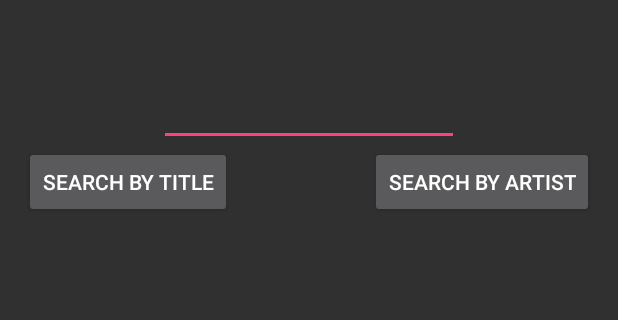
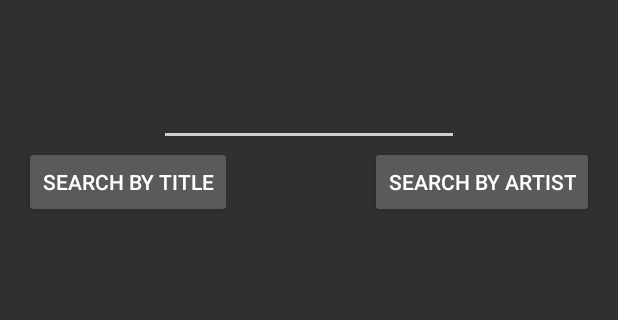
Before and after one commit to scampbell5/SongSearchAndroidApp, an Android app: the screen it shows after launch (MainActivity), on a phone screen of 412 x 824 dp, the part 68-388 px from its top. Run offline under Robolectric (Android 15) with nearby library versions, the phone set to English and light mode, and no system bars.

```diff
--- a/app/src/main/res/values/colors.xml
+++ b/app/src/main/res/values/colors.xml
@@ -1,6 +1,6 @@
 <?xml version="1.0" encoding="utf-8"?>
 <resources>
-    <color name="colorPrimary">#3F51B5</color>
-    <color name="colorPrimaryDark">#303F9F</color>
-    <color name="colorAccent">#FF4081</color>
+    <color name="colorPrimary">#9d9d9f</color>
+    <color name="colorPrimaryDark">#636364</color>
+    <color name="colorAccent">#cacecc</color>
 </resources>
```
